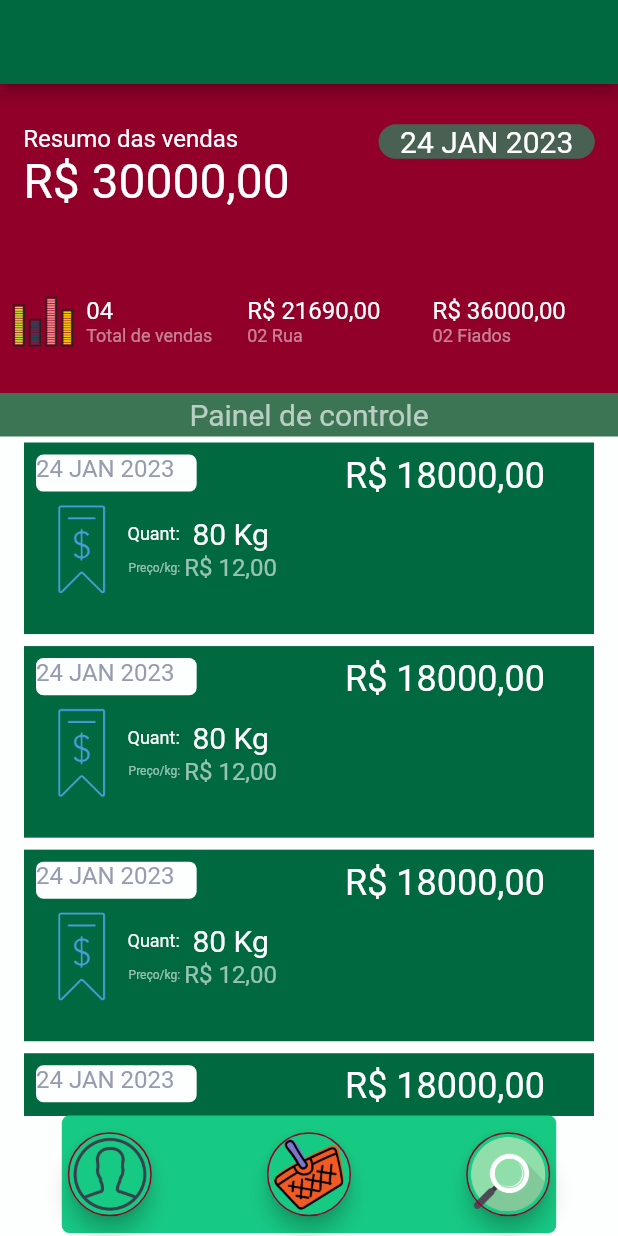
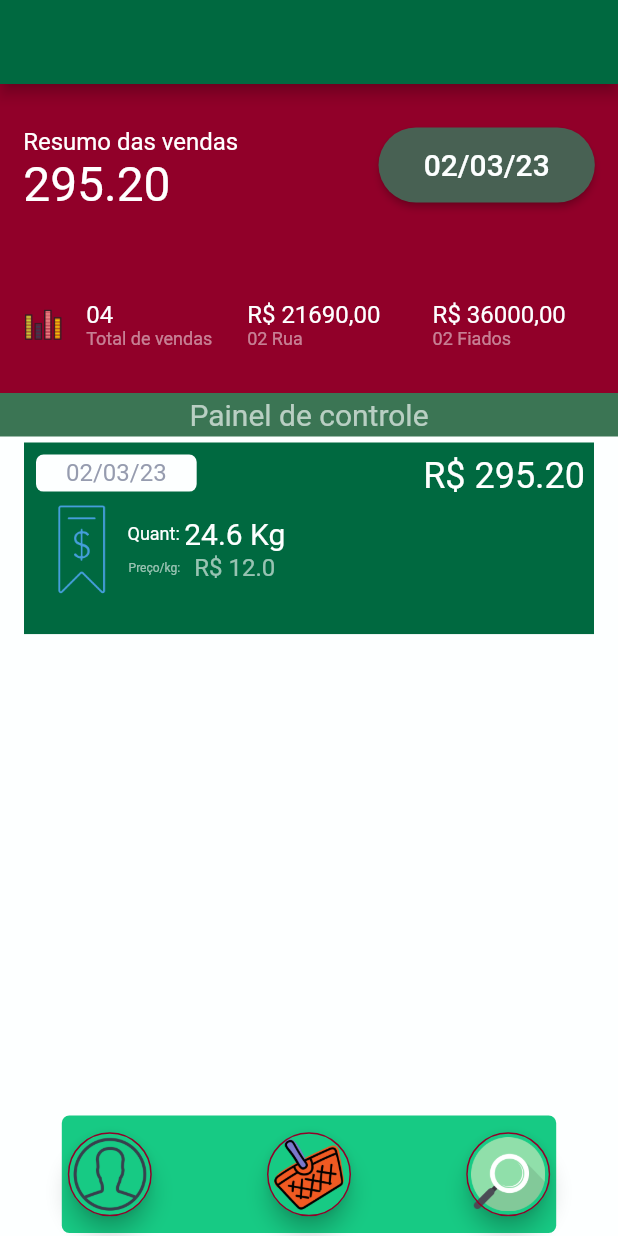
Before and after one commit to netomarques/gerenciamento_vendas, a Flutter app: the screen it shows after launch, on a phone screen of 412 x 824 dp. Run offline on Flutter 3.47's test engine with Material 2 defaults, Android fonts, the phone set to English and light mode, and no system bars.

Commit message:
Filtro de vendas por data criado. Dados de vendas e clientes criados (simulaçao de dados reais).

```diff
--- /dev/null
+++ b/lib/model/cliente.dart
@@ -0,0 +1,7 @@
+class Cliente {
+  final String nome;
+  final String telefone;
+  final String cpf;
+
+  Cliente({required this.nome, required this.telefone, required this.cpf});
+}
--- /dev/null
+++ b/lib/model/clientes.dart
@@ -0,0 +1,34 @@
+import 'package:vendas_gerenciamento/model/cliente.dart';
+
+final Map<String, Cliente> clientes = {
+  '1': Cliente(
+    nome: "RUA",
+    telefone: "00000000000",
+    cpf: "00000000000",
+  ),
+  '2': Cliente(
+    nome: "Jose Costa Larga",
+    telefone: "92991235963",
+    cpf: "12345678900",
+  ),
+  '3': Cliente(
+    nome: "Paula Tejano",
+    telefone: "92991235333",
+    cpf: "12345678900",
+  ),
+  '4': Cliente(
+    nome: "Cuca Beludo",
+    telefone: "92991235222",
+    cpf: "12345678900",
+  ),
+  '5': Cliente(
+    nome: "Dayde Costa",
+    telefone: "92991235963",
+    cpf: "12345678900",
+  ),
+  '6': Cliente(
+    nome: "Melbi Lau",
+    telefone: "92991235963",
+    cpf: "12345678900",
+  ),
+};
--- /dev/null
+++ b/lib/model/venda.dart
@@ -0,0 +1,14 @@
+import 'package:vendas_gerenciamento/model/cliente.dart';
+
+class Venda {
+  final double quantidade;
+  final double preco;
+  final DateTime data;
+  final Cliente cliente;
+
+  Venda(
+      {required this.quantidade,
+      required this.preco,
+      required this.data,
+      required this.cliente});
+}
--- /dev/null
+++ b/lib/model/vendas.dart
@@ -0,0 +1,133 @@
+import 'package:vendas_gerenciamento/model/clientes.dart';
+import 'package:vendas_gerenciamento/model/venda.dart';
+import 'package:intl/intl.dart';
+
+final Map<String, Venda> vendas = {
+  '1': Venda(
+    quantidade: 24.60,
+    preco: 12.00,
+    data: DateTime.now(),
+    cliente: clientes.values.elementAt(0),
+  ),
+  '2': Venda(
+    quantidade: 299.00,
+    preco: 12.00,
+    data: DateTime(2023, 1, 1),
+    cliente: clientes.values.elementAt(1),
+  ),
+  '3': Venda(
+    quantidade: 58.00,
+    preco: 12.00,
+    data: DateTime(2023, 2, 15),
+    cliente: clientes.values.elementAt(0),
+  ),
+  '4': Venda(
+    quantidade: 81.00,
+    preco: 12.00,
+    data: DateTime(2023, 1, 28),
+    cliente: clientes.values.elementAt(0),
+  ),
+  '5': Venda(
+    quantidade: 80.00,
+    preco: 12.00,
+    data: DateTime(2023, 2, 5),
+    cliente: clientes.values.elementAt(1),
+  ),
+  '6': Venda(
+    quantidade: 4.50,
+    preco: 12.00,
+    data: DateTime(2023, 2, 19),
+    cliente: clientes.values.elementAt(3),
+  ),
+  '7': Venda(
+    quantidade: 4.50,
+    preco: 12.00,
+    data: DateTime(2023, 1, 31),
+    cliente: clientes.values.elementAt(0),
+  ),
+  '8': Venda(
+    quantidade: 150.00,
+    preco: 12.00,
+    data: DateTime(2023, 2, 14),
+    cliente: clientes.values.elementAt(3),
+  ),
+  '9': Venda(
+    quantidade: 48.00,
+    preco: 12.00,
+    data: DateTime(2023, 2, 22),
+    cliente: clientes.values.elementAt(0),
+  ),
+  '10': Venda(
+    quantidade: 85.00,
+    preco: 12.00,
+    data: DateTime(2023, 2, 7),
+    cliente: clientes.values.elementAt(4),
+  ),
+  '11': Venda(
+    quantidade: 26.00,
+    preco: 12.00,
+    data: DateTime(2023, 2, 19),
+    cliente: clientes.values.elementAt(5),
+  ),
+  '12': Venda(
+    quantidade: 13.50,
+    preco: 12.00,
+    data: DateTime(2023, 1, 27),
+    cliente: clientes.values.elementAt(4),
+  ),
+  '13': Venda(
+    quantidade: 4.70,
+    preco: 12.00,
+    data: DateTime(2023, 2, 10),
+    cliente: clientes.values.elementAt(4),
+  ),
+  '14': Venda(
+    quantidade: 8.70,
+    preco: 12.00,
+    data: DateTime(2023, 1, 31),
+    cliente: clientes.values.elementAt(5),
+  ),
+  '15': Venda(
+    quantidade: 67.00,
+    preco: 12.00,
+    data: DateTime(2023, 2, 15),
+    cliente: clientes.values.elementAt(5),
+  ),
+};
+
+double calcularTotal(Map<String, Venda> vendas) {
+  double somaTotal = 0.0;
+  vendas.forEach((key, venda) {
+    somaTotal = (venda.quantidade * venda.preco) + somaTotal;
+  });
+
+  return somaTotal;
+}
+
+Map<String, Venda> ordenarListaPorDataDecrescente(
+    DateTime start, DateTime end) {
+  final DateFormat dateFormatBanco = DateFormat('dd/MM/yyyy');
+
+  String startText = dateFormatBanco.format(start);
+  String endText = dateFormatBanco.format(end);
+
+  start = dateFormatBanco.parse(startText);
+  end = dateFormatBanco.parse(endText);
+
+  Map<String, Venda> vendasFiltradas = <String, Venda>{};
+  Map<String, Venda> copiaVendas = Map<String, Venda>.from(vendas);
+
+  DateTime startDate = start.subtract(const Duration(days: 1));
+  DateTime endDate = end.add(const Duration(days: 1));
+
+  copiaVendas.removeWhere((key, value) => !value.data.isAfter(startDate));
+  copiaVendas.removeWhere((key, value) => !value.data.isBefore(endDate));
+
+  var sortedKeys = copiaVendas.keys.toList(growable: false)
+    ..sort((k1, k2) =>
+        copiaVendas[k2]!.data.isAfter(copiaVendas[k1]!.data) ? 1 : -1);
+
+  vendasFiltradas = {for (var key in sortedKeys) key: copiaVendas[key]!};
+
+  return vendasFiltradas;
+}
--- a/lib/pages/home_painel.dart
+++ b/lib/pages/home_painel.dart
@@ -1,5 +1,12 @@
+import 'dart:async';
+
 import 'package:flutter/material.dart';
+import 'package:vendas_gerenciamento/model/venda.dart';
+import 'package:vendas_gerenciamento/model/vendas.dart';
+import 'package:vendas_gerenciamento/utils/nav.dart';
+import 'package:vendas_gerenciamento/widgets/date_button.dart';
 import 'package:vendas_gerenciamento/widgets/nav_buttons_floating.dart';
+import 'package:intl/intl.dart';
 
 class HomePainel extends StatefulWidget {
   const HomePainel({super.key});
@@ -9,10 +16,26 @@ class HomePainel extends StatefulWidget {
 }
 
 class _HomePainelState extends State<HomePainel> {
-  Size size = const Size(0, 0);
+  final DateFormat _dateFormat = DateFormat('dd/MM/yy');
+  final DateTime _now = DateTime.now();
+  late final TextEditingController _dateStartController =
+      TextEditingController(text: _dateFormat.format(_now));
+  late final TextEditingController _dateEndController =
+      TextEditingController(text: _dateFormat.format(_now));
+  Size _size = const Size(0, 0);
+  final _vendasStreamController = StreamController<Map<String, Venda>>();
+  final _totalStreamController = StreamController<double>();
+
+  @override
+  void initState() {
+    super.initState();
+    String now =_dateFormat.format(_now);
+    carregarVendas(now, now);
+  }
+
   @override
   Widget build(BuildContext context) {
-    size = MediaQuery.of(context).size;
+    _size = MediaQuery.of(context).size;
 
     return Scaffold(
       appBar: AppBar(
@@ -27,14 +50,33 @@ class _HomePainelState extends State<HomePainel> {
       children: [
         _painel(),
         _textoInformacao(),
-        Expanded(
+        StreamBuilder<Map<String, Venda>>(
+          stream: _vendasStreamController.stream,
+          builder: ((context, snapshot) {
+            if (snapshot.hasError) {
+              return Expanded(
+                child: Text('Erro: ${snapshot.error}'),
+              );
+            }
+
+            if (!snapshot.hasData) {
+              return const CircularProgressIndicator();
+            }
+
+            final vendas = snapshot.data!;
+
+            return Expanded(
               child: ListView.builder(
+                itemCount: snapshot.data!.length,
                 shrinkWrap: true,
                 itemBuilder: (context, index) {
-              return _containerVenda();
+                  Venda venda = vendas.values.elementAt(index);
+                  return _containerVenda(
+                      venda.data, venda.quantidade, venda.preco);
                 },
-            itemCount: 7,
               ),
+            );
+          }),
         ),
         const NavButtonsFloating(),
       ],
@@ -43,8 +85,8 @@ class _HomePainelState extends State<HomePainel> {
 
   _painel() {
     return Container(
-      width: size.width,
-      height: size.height * 0.25,
+      width: _size.width,
+      height: _size.height * 0.25,
       color: const Color(0xff910029),
       child: Column(
         mainAxisAlignment: MainAxisAlignment.spaceAround,
@@ -58,7 +100,7 @@ class _HomePainelState extends State<HomePainel> {
 
   _painelResumo() {
     return SizedBox(
-      width: size.width,
+      width: _size.width,
       child: Row(
         mainAxisAlignment: MainAxisAlignment.spaceAround,
         crossAxisAlignment: CrossAxisAlignment.start,
@@ -72,7 +114,7 @@ class _HomePainelState extends State<HomePainel> {
 
   _painelTotal() {
     return SizedBox(
-      width: size.width * 0.5,
+      width: _size.width * 0.5,
       child: Column(
         children: <Widget>[
           Container(
@@ -84,10 +126,30 @@ class _HomePainelState extends State<HomePainel> {
           ),
           Container(
             alignment: Alignment.topLeft,
-            child: const Text(
-              'R\$ 30000,00',
-              style: TextStyle(color: Colors.white, fontSize: 32),
+            child: StreamBuilder<double>(
+              stream: _totalStreamController.stream,
+              builder: ((context, snapshot) {
+                if (snapshot.hasError) {
+                  return const Text(
+                    'Erro:',
+                    style: TextStyle(color: Colors.white, fontSize: 2),
+                  );
+                }
+
+                if (!snapshot.hasData) {
+                  return const CircularProgressIndicator();
+                }
+
+                return Text(
+                  snapshot.data!.toStringAsFixed(2),
+                  style: const TextStyle(color: Colors.white, fontSize: 32),
+                );
+              }),
             ),
+            // child: Text(
+            //   'R\$ ${_somaTotal.toStringAsFixed(2)}',
+            //   style: const TextStyle(color: Colors.white, fontSize: 32),
+            // ),
           ),
         ],
       ),
@@ -96,22 +158,16 @@ class _HomePainelState extends State<HomePainel> {
 
   _painelFiltroData() {
     return Container(
-      width: size.width * 0.35,
+      width: _size.width * 0.35,
       alignment: Alignment.topCenter,
-      decoration: BoxDecoration(
-        color: const Color(0xff486153),
-        borderRadius: BorderRadius.circular(32),
-      ),
-      child: const Text(
-        '24 JAN 2023',
-        style: TextStyle(fontSize: 20, color: Colors.white),
-      ),
+      child: DateButton(
+          _dateStartController.text, _dateEndController.text, carregarVendas),
     );
   }
 
   _painelDados() {
     return SizedBox(
-      width: size.width,
+      width: _size.width,
       child: Row(
         children: <Widget>[
           _painelDadosIcon(),
@@ -123,19 +179,19 @@ class _HomePainelState extends State<HomePainel> {
 
   _painelDadosIcon() {
     return SizedBox(
-      width: size.width * 0.4,
+      width: _size.width * 0.4,
       child: Row(
         children: <Widget>[
           Container(
             padding: const EdgeInsets.only(left: 8),
-            width: size.width * 0.4 * 0.3,
+            width: _size.width * 0.4 * 0.3,
             child: Image.asset(
               "assets/images/financial_graphic_icon.png",
-              // height: size.height * 0.05,
+              height: _size.height * 0.03,
             ),
           ),
           SizedBox(
-            width: size.width * 0.4 * 0.7,
+            width: _size.width * 0.4 * 0.7,
             child: Column(
               children: <Widget>[
                 Container(
@@ -167,11 +223,11 @@ class _HomePainelState extends State<HomePainel> {
 
   _painelDadosValorQuantidade() {
     return SizedBox(
-      width: size.width * 0.6,
+      width: _size.width * 0.6,
       child: Row(
         children: <Widget>[
           SizedBox(
-            width: size.width * 0.6 * 0.5,
+            width: _size.width * 0.6 * 0.5,
             child: Column(
               children: <Widget>[
                 Container(
@@ -195,7 +251,7 @@ class _HomePainelState extends State<HomePainel> {
             ),
           ),
           SizedBox(
-            width: size.width * 0.6 * 0.5,
+            width: _size.width * 0.6 * 0.5,
             child: Column(
               children: <Widget>[
                 Container(
@@ -225,7 +281,7 @@ class _HomePainelState extends State<HomePainel> {
 
   _textoInformacao() {
     return Container(
-      width: size.width,
+      width: _size.width,
       color: const Color(0xff3B7554),
       padding: const EdgeInsets.all(3.0),
       child: const Opacity(
@@ -239,51 +295,53 @@ class _HomePainelState extends State<HomePainel> {
     );
   }
 
-  _containerVenda() {
+  _containerVenda(data, quantidade, preco) {
     return GestureDetector(
-      onTap: () => {print("Foi")},
+      onTap: () => {pushNamed(context, "/lista_pagamento")},
       child: Container(
         margin: const EdgeInsets.only(left: 16, top: 4, right: 16, bottom: 4),
-        width: size.width,
-        height: size.height * 0.155,
+        width: _size.width,
+        height: _size.height * 0.155,
         color: const Color(0xFF006940),
         child: Row(
           children: <Widget>[
             Column(
                 crossAxisAlignment: CrossAxisAlignment.start,
                 children: <Widget>[
-                  _vendaData(),
-                  _vendaQuantidadePrecoPorKG(),
+                  _vendaData(data),
+                  _vendaQuantidadePrecoPorKG(quantidade, preco),
                 ]),
-            _vendaValorTotal(),
+            _vendaValorTotal(quantidade * preco),
           ],
         ),
       ),
     );
   }
 
-  _vendaData() {
+  _vendaData(data) {
     return Container(
-      width: size.width * 0.26,
-      height: size.height * 0.03,
+      width: _size.width * 0.26,
+      height: _size.height * 0.03,
       margin: const EdgeInsets.only(left: 8, top: 8),
       decoration: BoxDecoration(
         color: const Color(0xffFDFFFF),
         borderRadius: BorderRadius.circular(5),
       ),
-      child: const Text(
-        '24 JAN 2023',
-        style: TextStyle(
+      child: Center(
+        child: Text(
+          _dateFormat.format(data),
+          style: const TextStyle(
             fontSize: 16,
-          color: Color(0xff969CAF),
+            color: Color(0xFF969CAF),
+          ),
         ),
       ),
     );
   }
 
-  _vendaQuantidadePrecoPorKG() {
+  _vendaQuantidadePrecoPorKG(quantidade, preco) {
     return Container(
-      width: size.width * 0.5,
+      width: _size.width * 0.5,
       height: 61,
       margin: const EdgeInsets.only(left: 8, top: 8),
       child: Row(children: <Widget>[
@@ -318,10 +376,10 @@ class _HomePainelState extends State<HomePainel> {
           padding: const EdgeInsets.only(top: 8, bottom: 8),
           child: Column(
               mainAxisAlignment: MainAxisAlignment.spaceAround,
-              children: const <Widget>[
+              children: <Widget>[
                 Text(
-                  '80 Kg',
-                  style: TextStyle(
+                  '${quantidade.toString()} Kg',
+                  style: const TextStyle(
                     fontSize: 20,
                     color: Color(0xfffdffff),
                   ),
@@ -329,8 +387,8 @@ class _HomePainelState extends State<HomePainel> {
                 Opacity(
                   opacity: 0.6,
                   child: Text(
-                    'R\$ 12,00',
-                    style: TextStyle(
+                    'R\$ ${preco.toString()}',
+                    style: const TextStyle(
                       fontSize: 16,
                       color: Color(0xfffdffff),
                     ),
@@ -342,15 +400,38 @@ class _HomePainelState extends State<HomePainel> {
     );
   }
 
-  _vendaValorTotal() {
-    return Container(
+  _vendaValorTotal(total) {
+    return Expanded(
+      child: Container(
         margin: const EdgeInsets.only(right: 6),
         padding: const EdgeInsets.only(top: 8),
         alignment: Alignment.topRight,
-      child: const Text(
-        "R\$ 18000,00",
-        style: TextStyle(color: Colors.white, fontSize: 24),
+        child: Text(
+          "R\$ ${total.toStringAsFixed(2)}",
+          style: const TextStyle(color: Colors.white, fontSize: 24),
+        ),
       ),
     );
   }
+
+  void carregarVendas(String dateStart, String dateEnd) {
+    _dateStartController.text = dateStart;
+    _dateEndController.text = dateEnd;
+
+    Map<String, Venda> vendasFiltradas =
+        ordenarListaPorDataDecrescente(_dateFormat.parse(dateStart), _dateFormat.parse(dateEnd));
+    _vendasStreamController.add(vendasFiltradas);
+
+    double totalVendas = calcularTotal(vendasFiltradas);
+    _totalStreamController.add(totalVendas);
   }
+
+  @override
+  void dispose() {
+    _vendasStreamController.close();
+    _totalStreamController.close();
+    _dateStartController.dispose();
+    _dateEndController.dispose();
+    super.dispose();
+  }
+}
--- /dev/null
+++ b/lib/widgets/date_button.dart
@@ -0,0 +1,114 @@
+import 'package:flutter/material.dart';
+import 'package:intl/intl.dart';
+
+class DateButton extends StatelessWidget {
+  final String _dateStart;
+  final String _dateEnd;
+  final Function carregarVendas;
+
+  late final ValueNotifier<String> _dateStartNotifier;
+  late final ValueNotifier<String> _dateEndNotifier;
+
+  final DateFormat _dateFormat = DateFormat('dd/MM/yy');
+  final _now = DateTime.now();
+  bool _isVisible = false;
+
+  DateButton(this._dateStart, this._dateEnd, this.carregarVendas, {super.key});
+
+  @override
+  Widget build(BuildContext context) {
+    _dateStartNotifier = ValueNotifier<String>(_dateStart);
+    _dateEndNotifier = ValueNotifier<String>(_dateEnd);
+
+    return Column(
+      mainAxisAlignment: MainAxisAlignment.spaceBetween,
+      children: <Widget>[
+        ValueListenableBuilder<String>(
+          valueListenable: _dateEndNotifier,
+          builder: (context, value, child) {
+            return ElevatedButton(
+              style: ElevatedButton.styleFrom(
+                shape: RoundedRectangleBorder(
+                  borderRadius: BorderRadius.circular(32),
+                ),
+                minimumSize: const Size(double.infinity, 50),
+                backgroundColor: const Color(0xff486153),
+              ),
+              onPressed: () => _showDateRangePicker(context),
+              child: Text(
+                value,
+                style: const TextStyle(fontSize: 20, color: Color(0xFFFDFFFF)),
+              ),
+            );
+          },
+        ),
+        ValueListenableBuilder<String>(
+          valueListenable: _dateStartNotifier,
+          builder: (context, value, child) {
+            return Visibility(
+              visible: _isVisible,
+              child: ElevatedButton(
+                style: ElevatedButton.styleFrom(
+                  shape: RoundedRectangleBorder(
+                    borderRadius: BorderRadius.circular(32),
+                  ),
+                  minimumSize: const Size(double.infinity, 50),
+                  backgroundColor: const Color(0xff486153),
+                ),
+                onPressed: () => _showDateRangePicker(context),
+                child: Text(
+                  value,
+                  style:
+                      const TextStyle(fontSize: 20, color: Color(0xFFFDFFFF)),
+                ),
+              ),
+            );
+          },
+        ),
+      ],
+    );
+  }
+
+  void _showDateRangePicker(context) async {
+    final DateTimeRange? picked = await showDateRangePicker(
+      context: context,
+      firstDate: DateTime(1900),
+      lastDate: _now,
+      initialDateRange: DateTimeRange(
+        end: _dateFormat.parse(_dateEnd),
+        start: _dateFormat.parse(_dateStart),
+      ),
+      builder: (context, child) {
+        return Column(
+          children: [
+            ConstrainedBox(
+              constraints: const BoxConstraints(
+                maxWidth: 400.0,
+              ),
+              child: child,
+            )
+          ],
+        );
+      },
+    );
+
+    if (picked != null &&
+        (_dateFormat.format(picked.start) != _dateStart ||
+            _dateFormat.format(picked.end) != _dateEnd)) {
+      String dateStart = _dateFormat.format(picked.start);
+      String dateEnd = _dateFormat.format(picked.end);
+
+      _dateStartNotifier.value = dateStart;
+      _dateEndNotifier.value = dateEnd;
+
+      _isVisible = picked.start != picked.end ? true : false;
+
+      carregarVendas(dateStart, dateEnd);
+    }
+  }
+
+  void dispose() {
+    _dateStartNotifier.dispose();
+    _dateEndNotifier.dispose();
+  }
+}
--- a/pubspec.yaml
+++ b/pubspec.yaml
@@ -36,6 +36,7 @@ dependencies:
   # The following adds the Cupertino Icons font to your application.
   # Use with the CupertinoIcons class for iOS style icons.
   cupertino_icons: ^1.0.2
+  syncfusion_flutter_datepicker: ^19.4.54
 
 dev_dependencies:
   flutter_test:
```
Also changed, not shown: pubspec.lock. Lines whose indentation alone changed are shown as unchanged.
